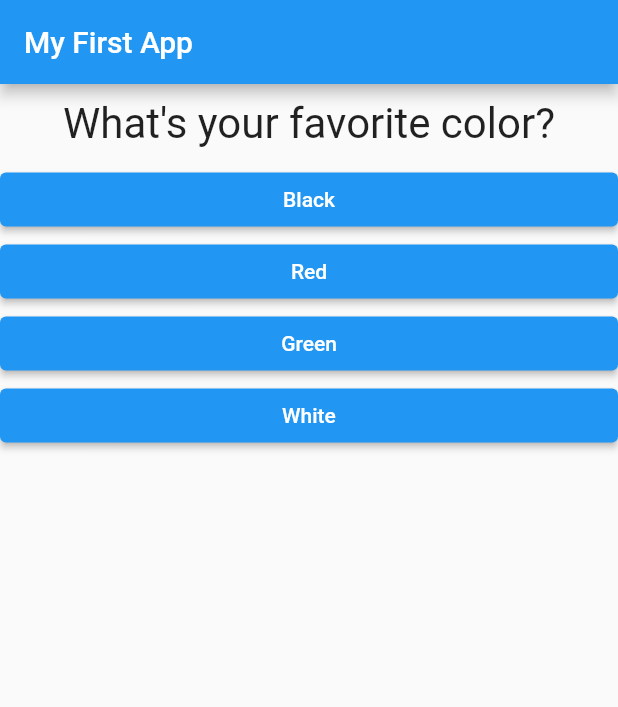
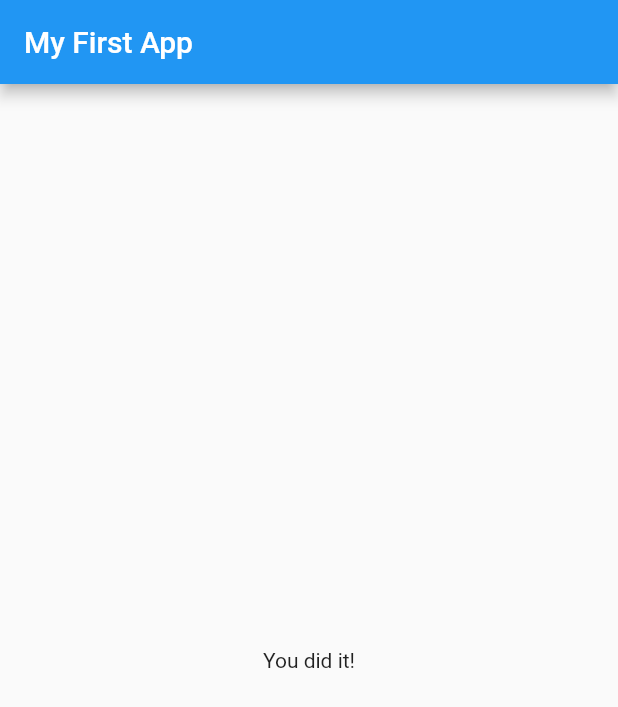
Before and after one commit to marcellus-saputra/udemy_first_app, a Flutter app: the screen it shows after launch, after a tap on "Black", after a tap on "Dog", after a tap on "Triangle", on a phone screen of 412 x 824 dp. Shown: the top 707 px of the screen. Run offline on Flutter 3.47's test engine with Material 2 defaults, Android fonts, the phone set to English and light mode, and no system bars.

Commit message:
Added quiz.dart and result.dart

```diff
--- a/lib/main.dart
+++ b/lib/main.dart
@@ -1,7 +1,7 @@
 import 'package:flutter/material.dart';
 
-import 'question.dart';
-import 'answer.dart';
+import 'quiz.dart';
+import 'result.dart';
 
 void main() => runApp(MyApp());
 
@@ -48,7 +48,7 @@ class _MyAppState extends State<MyApp> {
   Widget build(BuildContext context) {
     void _answerQuestion() {
       setState(() {
-        _questionIndex = (_questionIndex + 1) % _questions.length;
+        _questionIndex = _questionIndex + 1;
       });
       print(_questionIndex);
     }
@@ -56,13 +56,13 @@ class _MyAppState extends State<MyApp> {
     return MaterialApp(
       home: Scaffold(
         appBar: AppBar(title: Text('My First App')),
-        body: Column(children: <Widget>[
-          Question(_questions[_questionIndex]['questionText']),
-          ...(_questions[_questionIndex]['answer'] as List<String>)
-              .map((answerText) {
-            return Answer(answerText, _answerQuestion);
-          }).toList()
-        ]),
+        body: _questionIndex < _questions.length
+            ? Quiz(
+                setHandler: _answerQuestion,
+                questions: _questions,
+                questionIndex: _questionIndex,
+              )
+            : Result(),
       ),
     );
   }
--- /dev/null
+++ b/lib/quiz.dart
@@ -0,0 +1,26 @@
+import 'package:flutter/material.dart';
+
+import 'question.dart';
+import 'answer.dart';
+
+class Quiz extends StatelessWidget {
+  final VoidCallback setHandler;
+  final List<Map<String, Object>> questions;
+  final int questionIndex;
+
+  Quiz({
+    @required this.setHandler,
+    @required this.questions,
+    @required this.questionIndex,
+  });
+
+  @override
+  Widget build(BuildContext context) {
+    return Column(children: <Widget>[
+      Question(questions[questionIndex]['questionText']),
+      ...(questions[questionIndex]['answer'] as List<String>).map((answerText) {
+        return Answer(answerText, setHandler);
+      }).toList()
+    ]);
+  }
+}
--- /dev/null
+++ b/lib/result.dart
@@ -0,0 +1,10 @@
+import 'package:flutter/material.dart';
+
+class Result extends StatelessWidget {
+  @override
+  Widget build(BuildContext context) {
+    return const Center(
+      child: Text('You did it!'),
+    );
+  }
+}
```
